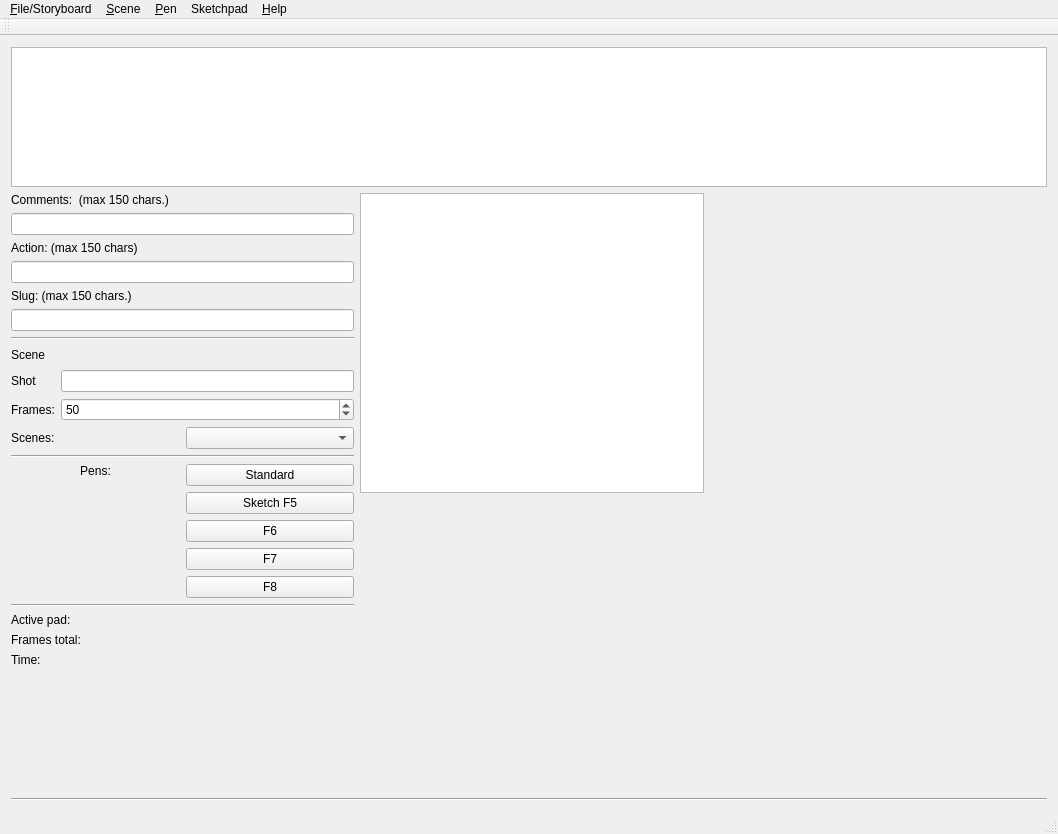
This is mainwindow.ui in davidlamhauge/dastoryboard as Qt 5 draws it before an edit. The edited form follows.
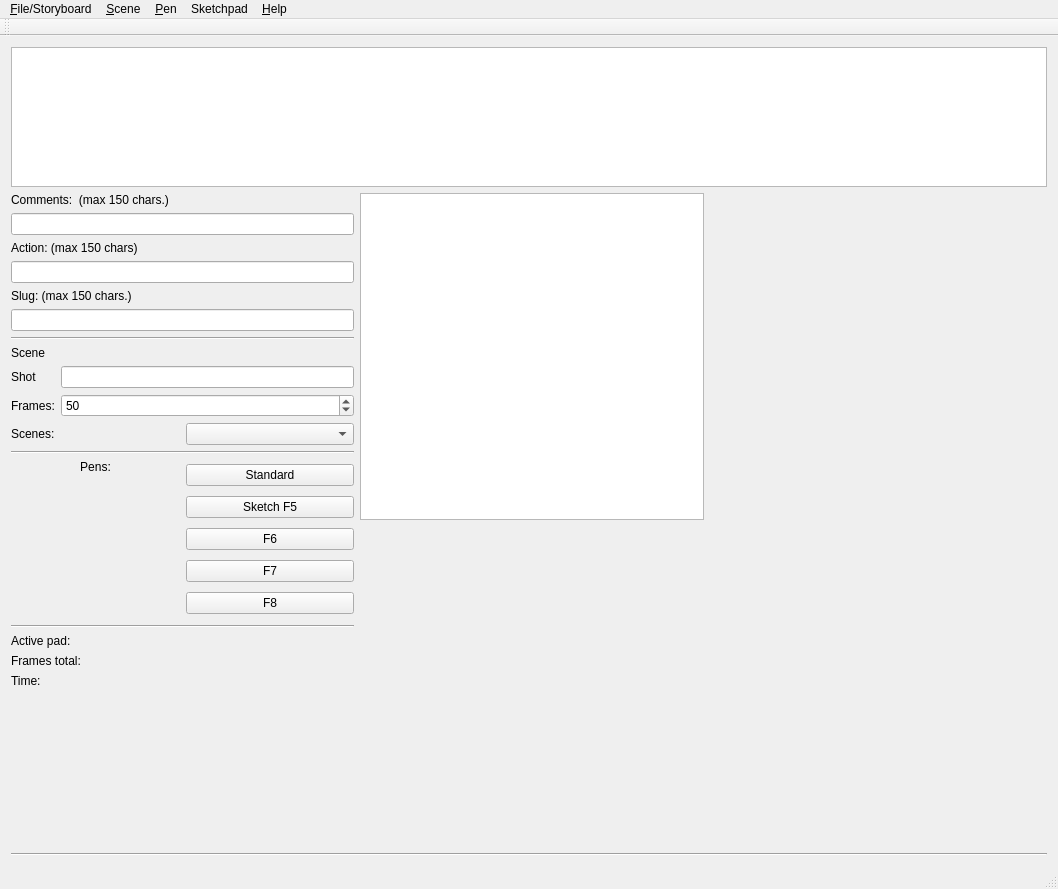
This is the edited form. Icons and pictures are not drawn.

Patch:
```diff
--- a/mainwindow.ui
+++ b/mainwindow.ui
@@ -7,7 +7,7 @@
     <x>0</x>
     <y>0</y>
     <width>1058</width>
-    <height>834</height>
+    <height>889</height>
    </rect>
   </property>
   <property name="sizePolicy">
@@ -111,77 +111,6 @@
           </item>
           <item row="0" column="1">
            <widget class="QLabel" name="labSceneInfo">
-            <property name="palette">
-             <palette>
-              <active>
-               <colorrole role="Text">
-                <brush brushstyle="SolidPattern">
-                 <color alpha="255">
-                  <red>0</red>
-                  <green>85</green>
-                  <blue>255</blue>
-                 </color>
-                </brush>
-               </colorrole>
-               <colorrole role="PlaceholderText">
-                <brush brushstyle="NoBrush">
-                 <color alpha="128">
-                  <red>0</red>
-                  <green>85</green>
-                  <blue>255</blue>
-                 </color>
-                </brush>
-               </colorrole>
-              </active>
-              <inactive>
-               <colorrole role="Text">
-                <brush brushstyle="SolidPattern">
-                 <color alpha="255">
-                  <red>60</red>
-                  <green>60</green>
-                  <blue>60</blue>
-                 </color>
-                </brush>
-               </colorrole>
-               <colorrole role="PlaceholderText">
-                <brush brushstyle="NoBrush">
-                 <color alpha="128">
-                  <red>0</red>
-                  <green>85</green>
-                  <blue>255</blue>
-                 </color>
-                </brush>
-               </colorrole>
-              </inactive>
-              <disabled>
-               <colorrole role="Text">
-                <brush brushstyle="SolidPattern">
-                 <color alpha="255">
-                  <red>159</red>
-                  <green>158</green>
-                  <blue>158</blue>
-                 </color>
-                </brush>
-               </colorrole>
-               <colorrole role="PlaceholderText">
-                <brush brushstyle="NoBrush">
-                 <color alpha="128">
-                  <red>0</red>
-                  <green>85</green>
-                  <blue>255</blue>
-                 </color>
-                </brush>
-               </colorrole>
-              </disabled>
-             </palette>
-            </property>
-            <property name="font">
-             <font>
-              <pointsize>12</pointsize>
-              <weight>75</weight>
-              <bold>true</bold>
-             </font>
-            </property>
             <property name="text">
              <string/>
             </property>
```
Left out of the diff: 2 changed lines with no effect on the pictures.
